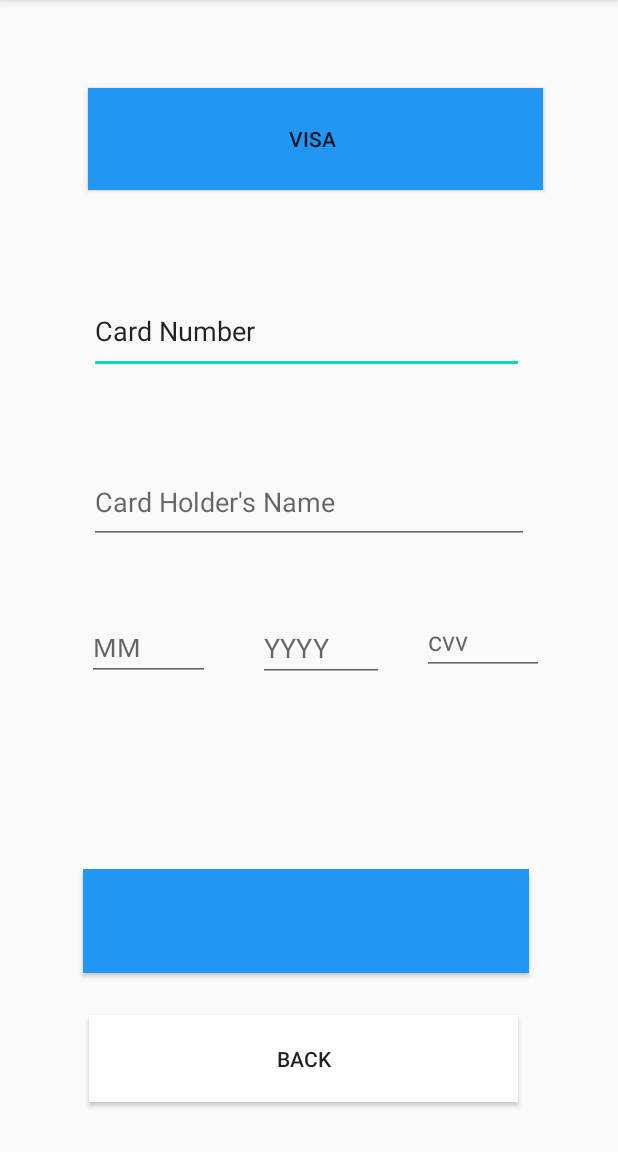
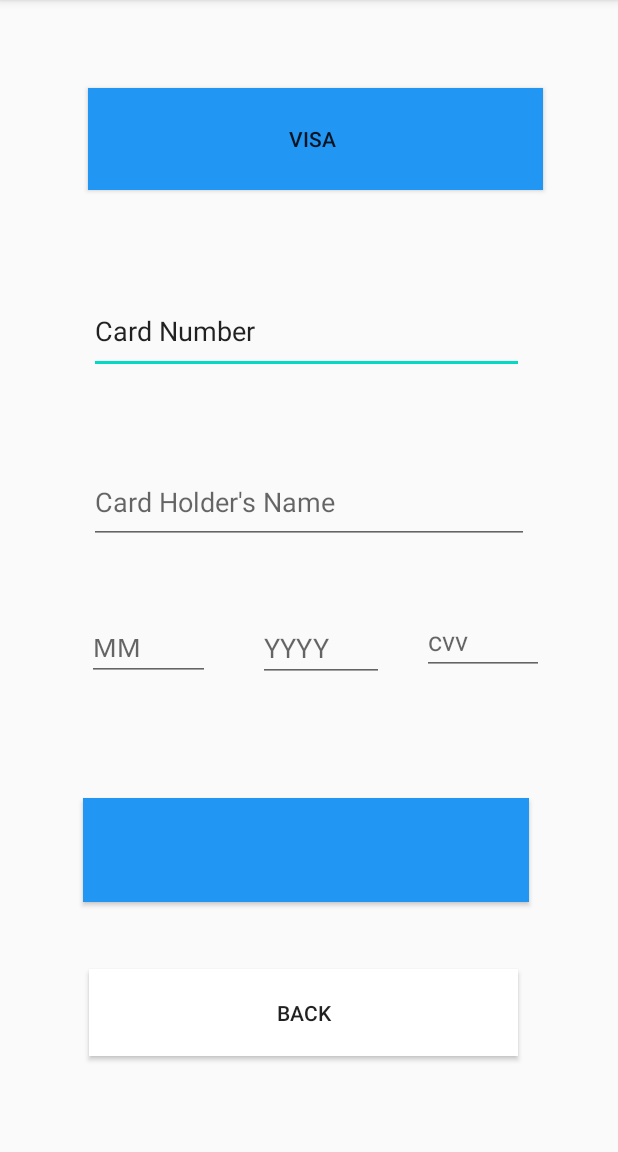
Before and after one commit to harpreetsingh786/eshops, an Android app: the Advertisement screen opened directly, with no data from a screen before it, on a phone screen of 412 x 824 dp, the part 84-1236 px from its top. Run offline under Robolectric (Android 15) with nearby library versions, the phone set to English and light mode, and no system bars.

Commit message:
Ranjit Commit Design

```diff
--- a/app/src/main/res/layout/activity_advertisement.xml
+++ b/app/src/main/res/layout/activity_advertisement.xml
@@ -93,12 +93,13 @@
         android:layout_width="297dp"
         android:layout_height="69dp"
         android:background="#2196F3"
+        android:textColor="#000"
         app:layout_constraintBottom_toBottomOf="parent"
         app:layout_constraintEnd_toEndOf="parent"
         app:layout_constraintHorizontal_bias="0.482"
         app:layout_constraintStart_toStartOf="parent"
         app:layout_constraintTop_toTopOf="parent"
-        app:layout_constraintVertical_bias="0.829"
+        app:layout_constraintVertical_bias="0.761"
         tools:text="Next Step" />
 
     <Button
@@ -112,7 +113,7 @@
         app:layout_constraintHorizontal_bias="0.472"
         app:layout_constraintStart_toStartOf="parent"
         app:layout_constraintTop_toTopOf="parent"
-        app:layout_constraintVertical_bias="0.953" />
+        app:layout_constraintVertical_bias="0.91" />
 
 
 </androidx.constraintlayout.widget.ConstraintLayout>
```
